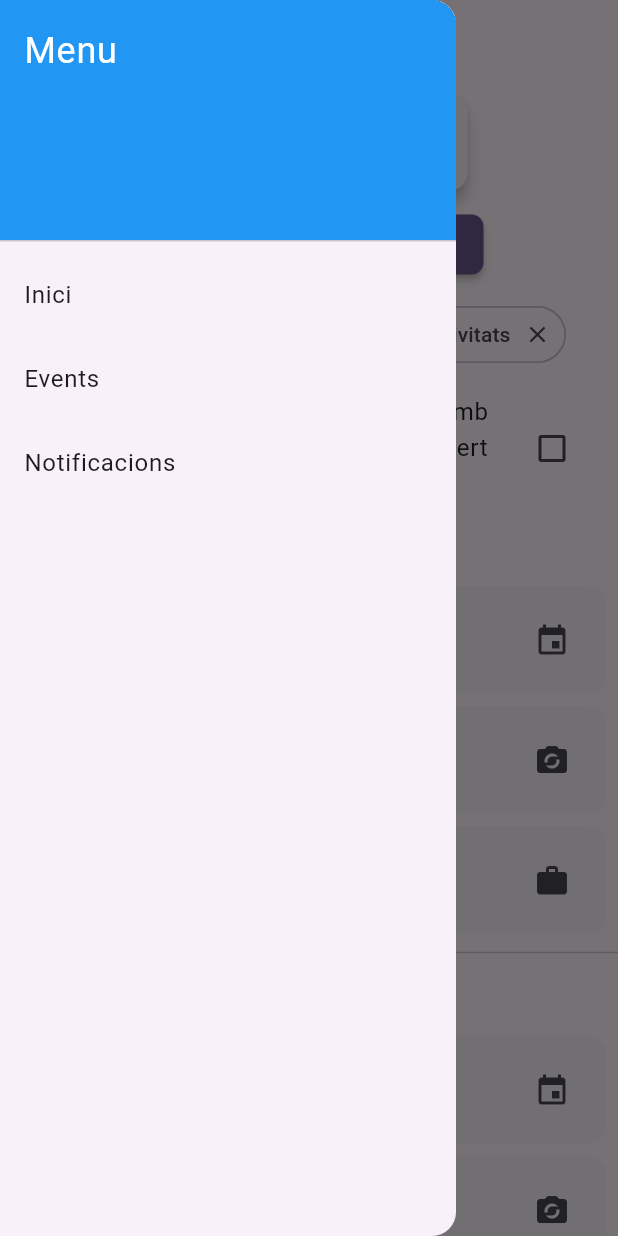
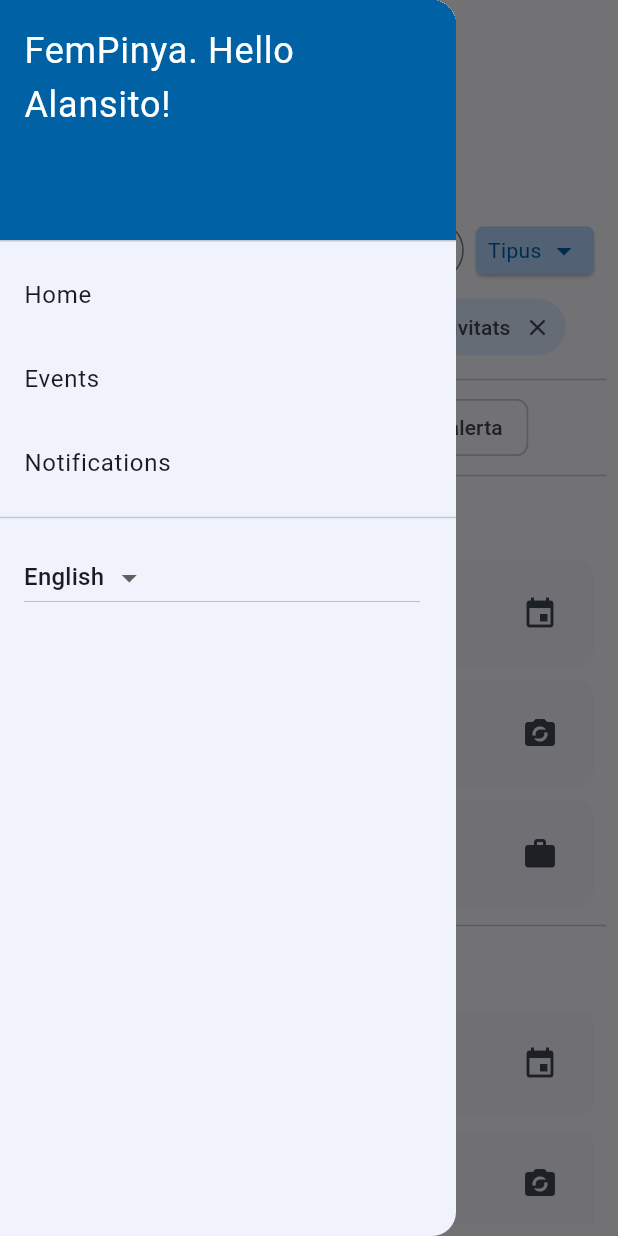
Before and after one commit to AssociacioFemPinya/mobile, a Flutter app: the screen it shows after launch, with the side drawer open, on a phone screen of 412 x 824 dp. Run offline on Flutter 3.47's test engine with Material 3 defaults, Android fonts, the phone set to English and light mode, and no system bars; our stand-ins replace equatable, flutter_bloc, table_calendar; generated files the repository leaves out were written again.

Commit message:
Internationalizing and theme style fixes

```diff
--- /dev/null
+++ b/l10n.yaml
@@ -0,0 +1,3 @@
+arb-dir: lib/l10n
+template-arb-file: app_ca.arb
+output-localization-file: app_localizations.dart
--- /dev/null
+++ b/lib/core/global_theme.dart
@@ -0,0 +1,101 @@
+import 'package:flutter/material.dart';
+
+
+
+/*
+  Brightness brightness = Brightness.light,
+  required this.brightness,
+    required this.primary,
+    required this.onPrimary,
+    Color? primaryContainer,
+    Color? onPrimaryContainer,
+    Color? primaryFixed,
+    Color? primaryFixedDim,
+    Color? onPrimaryFixed,
+    Color? onPrimaryFixedVariant,
+    required this.secondary,
+    required this.onSecondary,
+    Color? secondaryContainer,
+    Color? onSecondaryContainer,
+    Color? secondaryFixed,
+    Color? secondaryFixedDim,
+    Color? onSecondaryFixed,
+    Color? onSecondaryFixedVariant,
+    Color? tertiary,
+    Color? onTertiary,
+    Color? tertiaryContainer,
+    Color? onTertiaryContainer,
+    Color? tertiaryFixed,
+    Color? tertiaryFixedDim,
+    Color? onTertiaryFixed,
+    Color? onTertiaryFixedVariant,
+    required this.error,
+    required this.onError,
+    Color? errorContainer,
+    Color? onErrorContainer,
+    required this.surface,
+    required this.onSurface,
+    Color? surfaceDim,
+    Color? surfaceBright,
+    Color? surfaceContainerLowest,
+    Color? surfaceContainerLow,
+    Color? surfaceContainer,
+    Color? surfaceContainerHigh,
+    Color? surfaceContainerHighest,
+    Color? onSurfaceVariant,
+    Color? outline,
+    Color? outlineVariant,
+    Color? shadow,
+    Color? scrim,
+    Color? inverseSurface,
+    Color? onInverseSurface,
+    Color? inversePrimary,
+    Color? surfaceTint,
+
+*/
+class GlobalThemeData {
+
+  static const ColorScheme lightColorScheme = ColorScheme(
+    primary: Color(0xFFB93C5D),
+    onPrimary: Colors.black,
+    secondary: Color(0xFFEFF3F3),
+    onSecondary: Color(0xFF322942),
+    error: Colors.redAccent,
+    onError: Colors.white,
+    surface: Color.fromARGB(255, 233, 244, 138),
+    onSurface: Color(0xFF241E30),
+    brightness: Brightness.light,
+  );
+
+  static const ColorScheme darkColorScheme = ColorScheme(
+    primary: Color(0xFFFF8383),
+    secondary: Color(0xFF4D1F7C),
+    surface: Color(0xFF1F1929),
+    error: Colors.redAccent,
+    onError: Colors.white,
+    onPrimary: Colors.white,
+    onSecondary: Colors.white,
+    onSurface: Colors.white,
+    brightness: Brightness.dark,
+  );
+
+  static final Color _lightFocusColor = Colors.black.withOpacity(0.12);
+  static final Color _darkFocusColor = Colors.white.withOpacity(0.12);
+
+  static ThemeData lightThemeData =
+      themeData(lightColorScheme, _lightFocusColor);
+
+  static ThemeData darkThemeData = themeData(darkColorScheme, _darkFocusColor);
+
+
+  static ThemeData themeData(ColorScheme colorScheme, Color focusColor) {
+    return ThemeData(
+        colorScheme: colorScheme,
+        canvasColor: Colors.white,
+        scaffoldBackgroundColor: Colors.white,
+        highlightColor: Colors.transparent,
+        focusColor: focusColor,
+        useMaterial3: true,
+       );
+  }
+}
--- /dev/null
+++ b/lib/features/events/domain/enums/events_type.dart
@@ -0,0 +1,5 @@
+enum EventTypeEnum {
+  practice,
+  outs,
+  activities,
+}
--- a/lib/features/events/presentation/pages/events_page.dart
+++ b/lib/features/events/presentation/pages/events_page.dart
@@ -8,9 +8,11 @@ import 'package:fempinya3_flutter_app/features/events/presentation/bloc/events_f
 import 'package:fempinya3_flutter_app/features/events/presentation/bloc/events_filter/events_filter_events.dart';
 import 'package:fempinya3_flutter_app/features/events/presentation/bloc/events_filter/events_filter_state.dart';
 import 'package:fempinya3_flutter_app/features/events/domain/enums/events_status.dart';
+import 'package:fempinya3_flutter_app/features/events/domain/enums/events_type.dart';
 
 import 'package:flutter/material.dart';
 import 'package:flutter_bloc/flutter_bloc.dart';
+import 'package:flutter_gen/gen_l10n/app_localizations.dart';
 
 
 class EventsPage extends StatelessWidget {
@@ -49,6 +51,8 @@ class EventsPage extends StatelessWidget {
 
 @override
 Widget build(BuildContext context) {
+  var translate = AppLocalizations.of(context)!;
+
   return MultiBlocProvider(
     providers: [
       BlocProvider<EventsFilterBloc>(
@@ -60,46 +64,53 @@ class EventsPage extends StatelessWidget {
     ],
     child: Scaffold(
       appBar: AppBar(
-          title: const Text('Esdeveniments'),
+        title: Text(translate.eventsPageTitle),
       ),
       drawer: MenuWidget(),
-        body: Column(
+      body: Padding(
+        padding: const EdgeInsets.all(8.0),
+        child: Column(
           children: [
-            eventsWithAlertBanner(),
+            eventsWithAlertBanner(translate),
             Row(
               children: [
-                const EventsViewModeWidged(),
+                const Expanded(child: EventsViewModeWidged()),
                 filtersButton(context),
               ],
             ),
-            buildInputChips(),
-            statusFilters(),
+            buildInputChips(context, translate),
+            const Divider(),
+            statusFilters(translate),
+            const Divider(),
             BlocBuilder<EventsViewModeBloc, EventsViewModeState>(
               builder: (context, state) {
                 return Visibility(
                   visible: state.isEventInViewModeCalendar(),
-                  child: EventsCalendar());
-            }),
-            Expanded(child: eventList())
+                  child: EventsCalendar(),
+                );
+              },
+            ),
+            Expanded(child: eventList()),
           ],
+        ),
       ),
     ),
   );
 }
 
-  Card eventsWithAlertBanner() {
+  Card eventsWithAlertBanner(translate) {
     return Card(
       elevation: 4.0,
-      margin: EdgeInsets.symmetric(horizontal: 16.0, vertical: 8.0),
+      margin: const EdgeInsets.symmetric(horizontal: 16.0, vertical: 8.0),
       child: Padding(
-        padding: EdgeInsets.all(16.0),
+        padding: const EdgeInsets.all(16.0),
         child: Column(
           crossAxisAlignment: CrossAxisAlignment.start,
           children: [
-            SizedBox(height: 8.0),
+            const SizedBox(height: 8.0),
             Text(
-              'Zan se peleara con esto.',
-              style: TextStyle(fontSize: 16.0),
+              translate.eventsPageEventsWithAlertBanner,
+              style: const TextStyle(fontSize: 16.0),
             ),
           ],
         ),
@@ -108,22 +119,22 @@ class EventsPage extends StatelessWidget {
   }
 
   /// Builds a row of input chips for filtering
-  Widget buildInputChips() {
+  Widget buildInputChips(context, translate) {
     return Padding(
       padding: const EdgeInsets.all(8.0),
       child: Wrap(
         spacing: 8.0,
         children: <Widget>[
-          buildInputChip('Assajos'),
-          buildInputChip('Sortides'),
-          buildInputChip('Activitats'),
+          buildInputChip(translate.eventsPageTypeChipPractice, context),
+          buildInputChip(translate.eventsPageTypeChipOuts, context),
+          buildInputChip(translate.eventsPageTypeChipActivities, context),
         ],
       ),
     );
   }
 
   /// Creates an individual input chip
-  Widget buildInputChip(String label) {
+  Widget buildInputChip(String label, context) {
     return InputChip(
       label: Text(label),
       selected: _selectedFilters.contains(label),
@@ -137,11 +148,14 @@ class EventsPage extends StatelessWidget {
         // setState(() {});
       },
       onDeleted: () {},
-      selectedColor: Colors.blue.shade100,
-      checkmarkColor: Colors.blue,
+      selectedColor: Theme.of(context).colorScheme.primaryFixedDim,
+      checkmarkColor: Theme.of(context).colorScheme.onPrimaryFixed,
       shape: RoundedRectangleBorder(
         borderRadius: BorderRadius.circular(50),
+        side: const BorderSide(style: BorderStyle.none)
       ),
+      backgroundColor: Theme.of(context).colorScheme.primaryFixedDim.withOpacity(0.3),
+      materialTapTargetSize: MaterialTapTargetSize.shrinkWrap,
     );
   }
 
@@ -157,58 +171,60 @@ class EventsPage extends StatelessWidget {
 
   /// Builds a filter button with a dropdown menu
   Widget buildFilterButton(BuildContext context) {
+  var translate = AppLocalizations.of(context)!;
+
     return Material(
-      color: Theme.of(context).colorScheme.primary,
-      elevation: 2,
+      color: Theme.of(context).colorScheme.secondaryContainer,
+      elevation: 1,
       shape: RoundedRectangleBorder(
-        borderRadius: BorderRadius.circular(8),
+        borderRadius: BorderRadius.circular(5),
       ),
-      child: PopupMenuButton<String>(
+      child: PopupMenuButton<EventTypeEnum>(
         color: Theme.of(context).colorScheme.surface,
-        onSelected: (String result) {
+        onSelected: (EventTypeEnum result) {
           // Handle the selection
           switch (result) {
-            case 'Assajos':
+            case EventTypeEnum.practice:
               // TODO: Add your filter logic for 'Assajos'
               break;
-            case 'Sortides':
+            case EventTypeEnum.outs:
               // TODO: Add your filter logic for 'Sortides'
               break;
-            case 'Activitats':
+            case EventTypeEnum.activities:
               // TODO: Add your filter logic for 'Activitats'
               break;
           }
         },
         child: Padding(
-          padding: const EdgeInsets.symmetric(horizontal: 16.0, vertical: 8.0),
+          padding: EdgeInsets.symmetric(horizontal: 8.0, vertical: 4.0),
           child: Row(
             mainAxisSize: MainAxisSize.min,
             children: [
               Text(
-                "Filter",
-                style: TextStyle(color: Colors.white),
+                translate.eventsPageTypeFilterTitle,
+                style: TextStyle(color: Theme.of(context).colorScheme.primary),
               ),
-              SizedBox(width: 4),
+              const SizedBox(width: 3),
                Icon(
                 Icons.arrow_drop_down,
-                color: Colors.white,
+                color:  Theme.of(context).colorScheme.primary,
               ),
             ],
           ),
         ),
         itemBuilder: (BuildContext context) {
           return [
-            PopupMenuItem<String>(
-              value: 'Assajos',
-              child: Text('Assajos'),
+             PopupMenuItem<EventTypeEnum>(
+              value: EventTypeEnum.practice,
+              child: Text(translate.eventsPageTypeChipPractice),
             ),
-            PopupMenuItem<String>(
-              value: 'Sortides',
-              child: Text('Sortides'),
+             PopupMenuItem<EventTypeEnum>(
+              value: EventTypeEnum.outs,
+              child: Text(translate.eventsPageTypeChipOuts),
             ),
-            PopupMenuItem<String>(
-              value: 'Activitats',
-              child: Text('Activitats'),
+             PopupMenuItem<EventTypeEnum>(
+              value: EventTypeEnum.activities,
+              child: Text(translate.eventsPageTypeChipActivities),
             ),
           ];
         },
@@ -216,26 +232,26 @@ class EventsPage extends StatelessWidget {
     );
   }
 
-  BlocBuilder<EventsFilterBloc, EventsFilterState> statusFilters() {
+BlocBuilder<EventsFilterBloc, EventsFilterState> statusFilters(translate) {
   return BlocBuilder<EventsFilterBloc, EventsFilterState>(
     builder: (context, state) {
-        return Row(
-          mainAxisAlignment: MainAxisAlignment.spaceEvenly,
+      return Wrap(
+        spacing: 8.0,
         children: [
-            buildEventStatusCheckbox(state.showUndefined, 'Pendent', (value) {
+          buildEventStatusFilterChip(state.showUndefined, translate.eventPageStatusFilterPending , context, (value) {
             context
                 .read<EventsFilterBloc>()
-                  .add(EventsStatusFilterUndefined(value!));
+                .add(EventsStatusFilterUndefined(value));
           }),
-            buildEventStatusCheckbox(state.showAnswered, 'Respost', (value) {
+          buildEventStatusFilterChip(state.showAnswered, translate.eventPageStatusFilterAnswered , context, (value) {
             context
                 .read<EventsFilterBloc>()
-                  .add(EventsStatusFilterAnswered(value!));
+                .add(EventsStatusFilterAnswered(value));
           }),
-            buildEventStatusCheckbox(state.showWarning, 'Amb alerta', (value) {
+          buildEventStatusFilterChip(state.showWarning, translate.eventPageStatusFilterWarning, context, (value) {
             context
                 .read<EventsFilterBloc>()
-                  .add(EventsStatusFilterWarning(value!));
+                .add(EventsStatusFilterWarning(value));
           }),
         ],
       );
@@ -243,16 +259,16 @@ class EventsPage extends StatelessWidget {
   );
 }
 
-  Expanded buildEventStatusCheckbox(
-      bool value, String title, Function(bool?) onChanged) {
-    return Expanded(
-      child: CheckboxListTile(
-          // title: Text('Pendents'),
-          title: Text(title),
-          value: value,
-          onChanged: onChanged),
+Widget buildEventStatusFilterChip(bool selected, String label, context, ValueChanged<bool> onSelected) {
+  return FilterChip(
+    label: Text(label),
+    selected: selected,
+    onSelected: onSelected,
+    selectedColor: Theme.of(context).colorScheme.primaryFixedDim,
+    checkmarkColor: Theme.of(context).colorScheme.onSecondary,
   );
 }
+
 
   BlocBuilder eventList() {
     return BlocBuilder<EventsFilterBloc, EventsFilterState>(
--- /dev/null
+++ b/lib/features/menu/domain/entities/locale.dart
@@ -0,0 +1,12 @@
+import 'package:flutter/material.dart';
+
+class LocaleModel extends ChangeNotifier {
+  Locale? _locale;
+
+  Locale? get locale => _locale;
+
+  void set(Locale locale) {
+    _locale = locale;
+    notifyListeners();
+  }
+}
--- a/lib/features/menu/presentation/widgets/menu_widget.dart
+++ b/lib/features/menu/presentation/widgets/menu_widget.dart
@@ -1,42 +1,84 @@
 import 'package:flutter/material.dart';
+import 'package:provider/provider.dart';
 import 'package:fempinya3_flutter_app/core/navigation/route_names.dart';
+import 'package:flutter_gen/gen_l10n/app_localizations.dart';
+import 'package:fempinya3_flutter_app/features/menu/domain/entities/locale.dart';
 
 class MenuWidget extends StatelessWidget {
+  const MenuWidget({super.key});
+
   @override
   Widget build(BuildContext context) {
+    var translate = AppLocalizations.of(context)!;
+    var selectedLocale = Localizations.localeOf(context).toString();
+
     return Drawer(
       child: ListView(
         padding: EdgeInsets.zero,
         children: <Widget>[
           DrawerHeader(
             decoration: BoxDecoration(
-              color: Colors.blue,
+              color: Theme.of(context).colorScheme.primary,
             ),
             child: Text(
-              'Menu',
+              AppLocalizations.of(context)!
+                  .menuAppName("Alansito"), //TODO Zan username
               style: TextStyle(
-                color: Colors.white,
+                color: Theme.of(context).colorScheme.onPrimary,
                 fontSize: 24,
               ),
             ),
           ),
           ListTile(
-            title: Text('Inici'),
+            title: Text(translate.menuHome),
             onTap: () {
               Navigator.of(context).pushReplacementNamed(homeRoute);
             },
           ),
           ListTile(
-            title: Text('Events'),
+            title: Text(translate.menuEvents),
             onTap: () {
               Navigator.of(context).pushReplacementNamed(eventsRoute);
             },
           ),
           ListTile(
-            title: Text('Notificacions'),
+            title: Text(translate.menuNotifications),
             onTap: () {
               Navigator.of(context).pushReplacementNamed(notificationsRoute);
             },
+          ),
+          const Divider(),
+          Builder(
+            builder: (context) => Consumer<LocaleModel>(
+              builder: (context, localeModel, child) => ListTile(
+                title: DropdownButton(
+                  value: selectedLocale,
+                  items: [
+                    DropdownMenuItem(
+                      value: 'en',
+                      child: Text(translate.menuLanguageSettings("en")),
+                    ),
+                    DropdownMenuItem(
+                      value: 'es',
+                      child: Text(translate.menuLanguageSettings("es")),
+                    ),
+                    DropdownMenuItem(
+                      value: 'ca',
+                      child: Text(translate.menuLanguageSettings("ca")),
+                    ),
+                    DropdownMenuItem(
+                      value: 'fr',
+                      child: Text(translate.menuLanguageSettings("fr")),
+                    ),
+                  ],
+                  onChanged: (String? value) {
+                    if (value != null) {
+                      localeModel.set(Locale(value));
+                    }
+                  },
+                ),
+              ),
+            ),
           ),
         ],
       ),
--- /dev/null
+++ b/lib/l10n/app_en.arb
@@ -0,0 +1,21 @@
+{
+    "@@locale": "en",
+    "menuAppName": "FemPinya. Hello {userName}!",
+    "@menuAppName": {
+    "placeholders": {
+      "userName": {
+        "type": "String"
+      }
+    }
+  },
+    "menuHome": "Home",
+    "menuEvents": "Events",
+    "menuNotifications": "Notifications",
+"menuLanguageSettings": "{locale, select, ca {Català} en {English} es {Español} other {-}}",
+"@menuLanguageSettings": {
+    "placeholders": {
+      "locale": {
+        "type": "String"
+      }
+    }
+}}
--- a/lib/main.dart
+++ b/lib/main.dart
@@ -1,40 +1,81 @@
+// ignore_for_file: prefer_const_literals_to_create_immutables
+
+import 'package:fempinya3_flutter_app/core/global_theme.dart';
 import 'package:flutter/material.dart';
 import 'package:fempinya3_flutter_app/core/navigation/route_names.dart';
-import 'package:fempinya3_flutter_app/features/home/presentation/routes.dart' as home_routes;
-import 'package:fempinya3_flutter_app/features/events/presentation/routes.dart' as events_routes;
-import 'package:fempinya3_flutter_app/features/notifications/presentation/routes.dart' as notifications_routes;
+import 'package:fempinya3_flutter_app/features/home/presentation/routes.dart'
+    as home_routes;
+import 'package:fempinya3_flutter_app/features/events/presentation/routes.dart'
+    as events_routes;
+import 'package:fempinya3_flutter_app/features/notifications/presentation/routes.dart'
+    as notifications_routes;
+import 'package:flutter_gen/gen_l10n/app_localizations.dart';
+import 'package:provider/provider.dart';
+import 'package:fempinya3_flutter_app/features/menu/domain/entities/locale.dart';
 
 void main() {
   runApp(const MyApp());
 }
 
 class MyApp extends StatelessWidget {
-  const MyApp({super.key});
+  const MyApp({Key? key}) : super(key: key);
 
   @override
   Widget build(BuildContext context) {
-    return MaterialApp(
+    return ChangeNotifierProvider(
+      create: (context) => LocaleModel(),
+      child: Consumer<LocaleModel>(
+          builder: (context, localeModel, child) => MaterialApp(
                 title: 'FemPinya App',
+                localizationsDelegates: AppLocalizations.localizationsDelegates,
+                supportedLocales: AppLocalizations.supportedLocales,
+                locale: localeModel.locale,
                 debugShowCheckedModeBanner: false,
+                themeMode: ThemeMode.system, //or ThemeMode.dark
+                //theme: GlobalThemeData.lightThemeData,
+                //darkTheme: GlobalThemeData.darkThemeData,
+                //To-do Zan
+
                 theme: ThemeData(
-        //primarySwatch: Colors.blue,
-        colorScheme: ColorScheme.fromSeed(seedColor: Colors.deepPurple),
-        useMaterial3: true
+                  colorScheme: ColorScheme.fromSeed(
+                    seedColor: Colors.blue,
+                    brightness: Brightness.light,
+                    dynamicSchemeVariant: DynamicSchemeVariant.fidelity,
+                  ),
+                  useMaterial3: true,
+                ),
+                darkTheme: ThemeData(
+                  colorScheme: ColorScheme.fromSeed(
+                    seedColor: Colors.blue,
+                    brightness: Brightness.dark,
+                    dynamicSchemeVariant: DynamicSchemeVariant.fidelity,
+                  ),
+                  useMaterial3: true,
                 ),
                 initialRoute: homeRoute,
                 onGenerateRoute: (settings) {
                   switch (settings.name) {
                     case homeRoute:
                       //return MaterialPageRoute(builder: (_) => home_routes.homeRoutes[homeRoute]!(context));
-            return MaterialPageRoute(builder: (_) => events_routes.eventsRoutes[eventsRoute]!(context));
+                      return MaterialPageRoute(
+                          builder: (_) => events_routes
+                              .eventsRoutes[eventsRoute]!(context));
                     case eventsRoute:
-            return MaterialPageRoute(builder: (_) => events_routes.eventsRoutes[eventsRoute]!(context));
+                      return MaterialPageRoute(
+                          builder: (_) => events_routes
+                              .eventsRoutes[eventsRoute]!(context));
                     case notificationsRoute:
-            return MaterialPageRoute(builder: (_) => notifications_routes.notificationsRoutes[notificationsRoute]!(context));
+                      return MaterialPageRoute(
+                          builder: (_) => notifications_routes
+                                  .notificationsRoutes[notificationsRoute]!(
+                              context));
                     default:
-            return MaterialPageRoute(builder: (_) => const Scaffold(body: Center(child: Text('Route not found'))));
+                      return MaterialPageRoute(
+                          builder: (_) => const Scaffold(
+                              body: Center(child: Text('Route not found'))));
                   }
                 },
+              )),
     );
   }
 }
--- a/pubspec.yaml
+++ b/pubspec.yaml
@@ -14,6 +14,10 @@ dependencies:
   meta: ^1.12.0
   equatable: ^2.0.0
   table_calendar: ^3.1.2
+  flutter_localizations:
+    sdk: flutter
+  intl: any
+  provider: ^6.0.0
 
 dev_dependencies:
   flutter_test:
@@ -22,3 +26,4 @@ dev_dependencies:
 
 flutter:
   uses-material-design: true
+  generate: true
```
Also changed, not shown: lib/l10n/app_ca.arb (added, +31 -0 lines), lib/l10n/app_es.arb (added, +31 -0 lines), lib/l10n/app_fr.arb (added, +21 -0 lines), pubspec.lock. Lines whose indentation alone changed are shown as unchanged.
